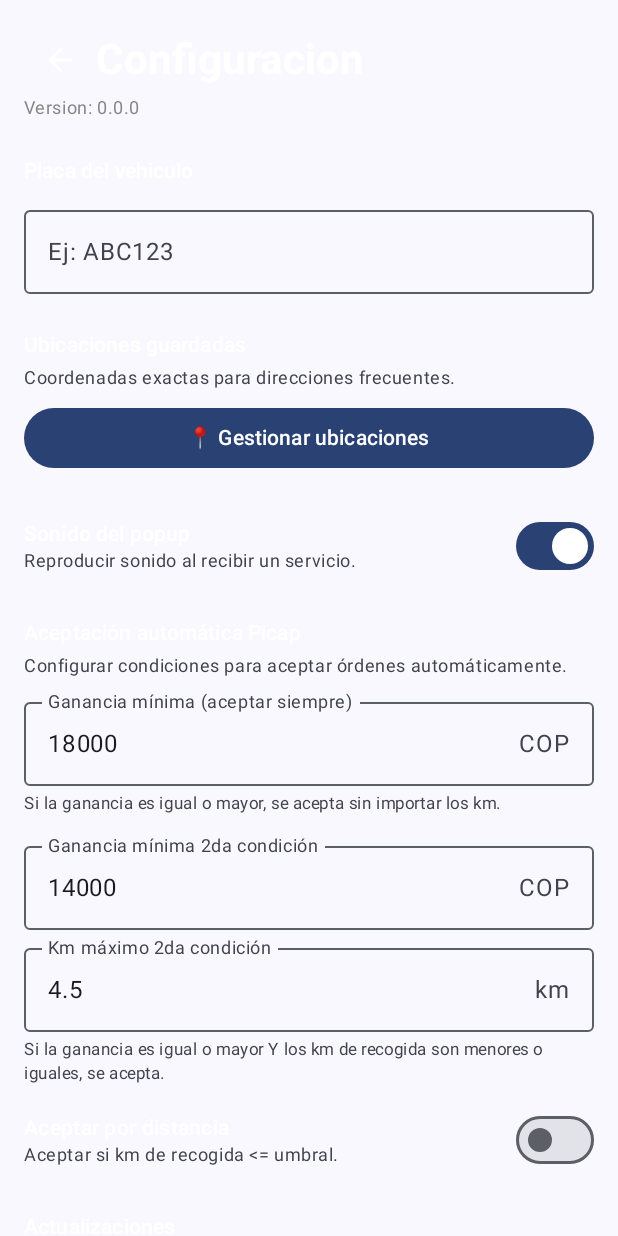
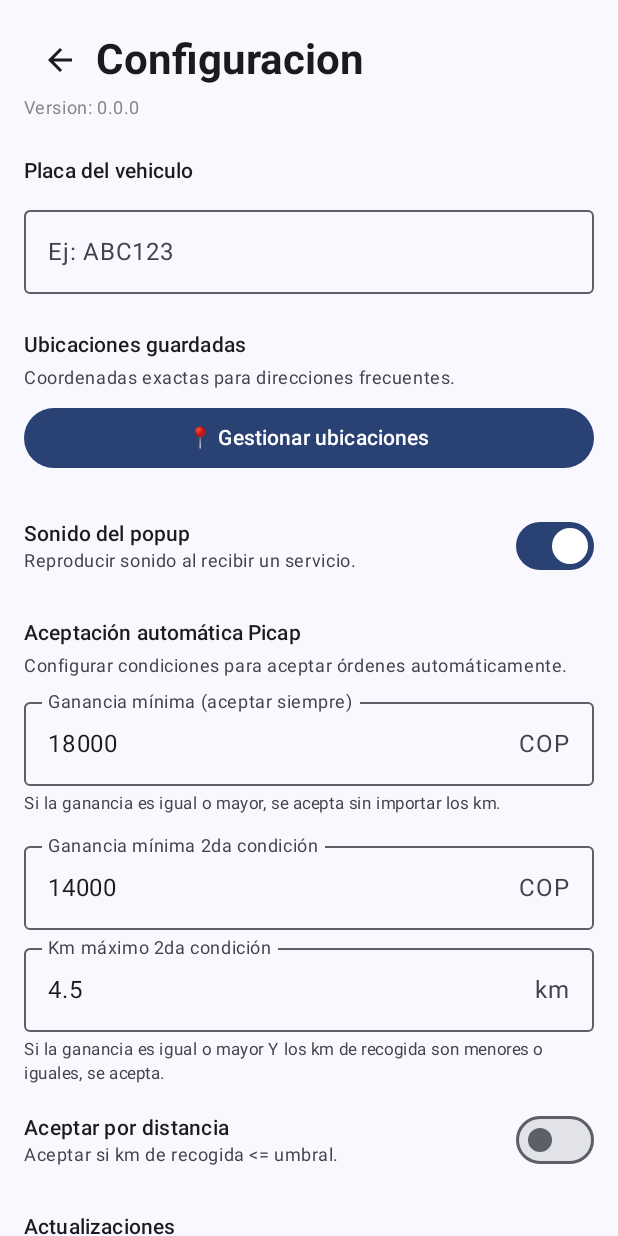
Before and after one commit to JamerWolf/projectAcc, an Android app built with Jetpack Compose: the screen it shows after launch (MainActivity), after a tap on "Configuracion", on a phone screen of 412 x 824 dp. Run offline under Robolectric (Android 15) with nearby library versions, the light colour scheme and no system bars.

Commit message:
feat: adaptive title colors for dark/light mode using onBackground

```diff
--- a/app/build.gradle.kts
+++ b/app/build.gradle.kts
@@ -15,8 +15,8 @@ android {
         applicationId = "com.example.projectacc"
         minSdk = 24
         targetSdk = 36
-        versionCode = 11
-        versionName = "0.2.0"
+        versionCode = 12
+        versionName = "0.2.1"
 
         testInstrumentationRunner = "androidx.test.runner.AndroidJUnitRunner"
     }
--- a/app/src/main/java/com/example/projectacc/ui/SavedLocationsScreen.kt
+++ b/app/src/main/java/com/example/projectacc/ui/SavedLocationsScreen.kt
@@ -65,14 +65,14 @@ fun SavedLocationsScreen(onBack: () -> Unit) {
                 Icon(
                     imageVector = Icons.AutoMirrored.Filled.ArrowBack,
                     contentDescription = "Volver",
-                    tint = Color.White
+                    tint = MaterialTheme.colorScheme.onBackground
                 )
             }
             Text(
                 text = "Ubicaciones guardadas",
                 style = MaterialTheme.typography.headlineMedium,
                 fontWeight = FontWeight.Bold,
-                color = Color.White
+                color = MaterialTheme.colorScheme.onBackground
             )
         }
 
--- a/app/src/main/java/com/example/projectacc/ui/SettingsScreen.kt
+++ b/app/src/main/java/com/example/projectacc/ui/SettingsScreen.kt
@@ -89,14 +89,14 @@ fun SettingsScreen(
                 Icon(
                     imageVector = Icons.AutoMirrored.Filled.ArrowBack,
                     contentDescription = "Volver",
-                    tint = Color.White
+                    tint = MaterialTheme.colorScheme.onBackground
                 )
             }
             Text(
                 text = "Configuracion",
                 style = MaterialTheme.typography.headlineMedium,
                 fontWeight = FontWeight.Bold,
-                color = Color.White
+                color = MaterialTheme.colorScheme.onBackground
             )
         }
 
@@ -117,7 +117,7 @@ fun SettingsScreen(
             text = "Placa del vehiculo",
             style = MaterialTheme.typography.titleSmall,
             fontWeight = FontWeight.SemiBold,
-            color = Color.White
+            color = MaterialTheme.colorScheme.onBackground
         )
         Spacer(modifier = Modifier.height(8.dp))
 
@@ -139,7 +139,7 @@ fun SettingsScreen(
             text = "Ubicaciones guardadas",
             style = MaterialTheme.typography.titleSmall,
             fontWeight = FontWeight.SemiBold,
-            color = Color.White
+            color = MaterialTheme.colorScheme.onBackground
         )
         Spacer(modifier = Modifier.height(4.dp))
         Text(
@@ -168,7 +168,7 @@ fun SettingsScreen(
                     text = "Sonido del popup",
                     style = MaterialTheme.typography.titleSmall,
                     fontWeight = FontWeight.SemiBold,
-                    color = Color.White
+                    color = MaterialTheme.colorScheme.onBackground
                 )
                 Text(
                     text = "Reproducir sonido al recibir un servicio.",
@@ -189,7 +189,7 @@ fun SettingsScreen(
             text = "Aceptación automática Picap",
             style = MaterialTheme.typography.titleSmall,
             fontWeight = FontWeight.SemiBold,
-            color = Color.White
+            color = MaterialTheme.colorScheme.onBackground
         )
         Spacer(modifier = Modifier.height(4.dp))
         Text(
@@ -263,7 +263,7 @@ fun SettingsScreen(
                     text = "Aceptar por distancia",
                     style = MaterialTheme.typography.bodyMedium,
                     fontWeight = FontWeight.SemiBold,
-                    color = Color.White
+                    color = MaterialTheme.colorScheme.onBackground
                 )
                 Text(
                     text = "Aceptar si km de recogida <= umbral.",
@@ -310,7 +310,7 @@ fun SettingsScreen(
             text = "Actualizaciones",
             style = MaterialTheme.typography.titleSmall,
             fontWeight = FontWeight.SemiBold,
-            color = Color.White
+            color = MaterialTheme.colorScheme.onBackground
         )
         Spacer(modifier = Modifier.height(4.dp))
         Text(
@@ -398,7 +398,7 @@ fun SettingsScreen(
             text = "Cache de servicios",
             style = MaterialTheme.typography.titleSmall,
             fontWeight = FontWeight.SemiBold,
-            color = Color.White
+            color = MaterialTheme.colorScheme.onBackground
         )
         Spacer(modifier = Modifier.height(4.dp))
         Text(
```
